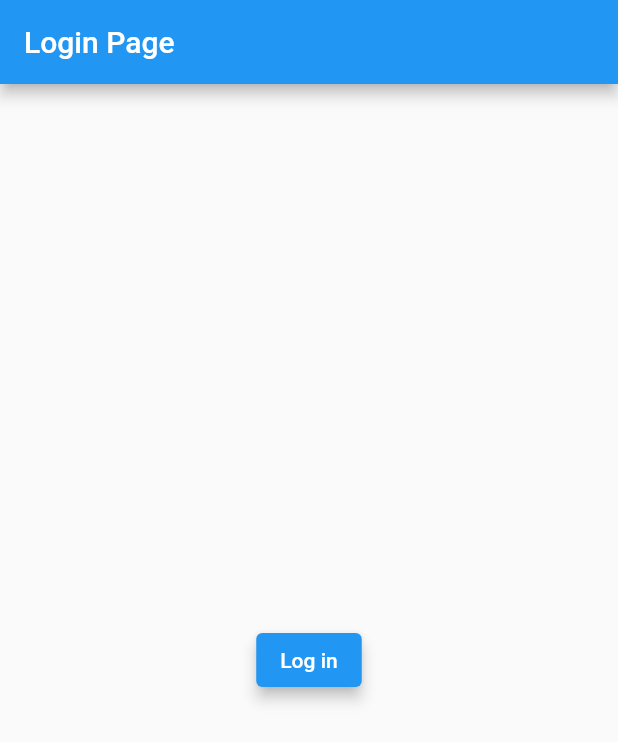
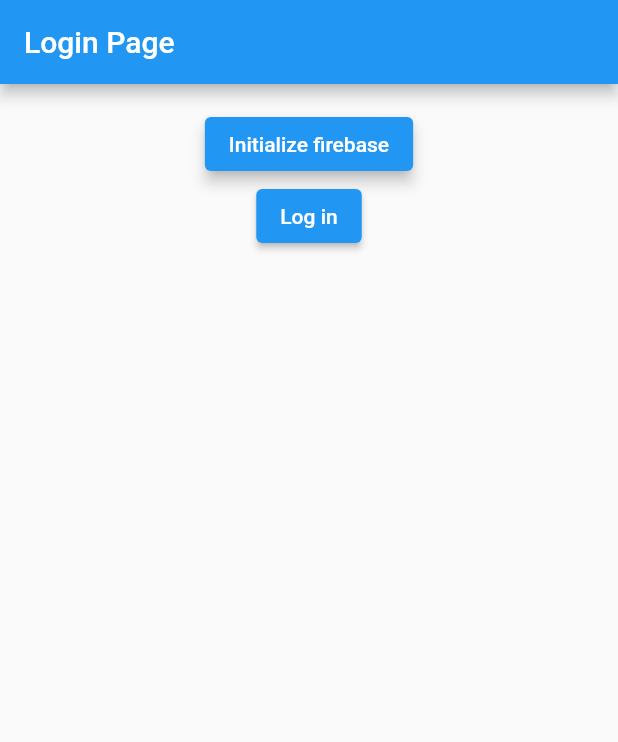
Before and after one commit to helal-uzzaman/survey_app, a Flutter app: the screen it shows after launch, after a tap on "Log in", on a phone screen of 412 x 824 dp. Shown: the top 742 px of the screen. Run offline on Flutter 3.47's test engine with Material 2 defaults, Android fonts, the light colour scheme and no system bars; our stand-ins replace firebase_auth, firebase_core; accounts and stored records are empty; network calls fail.

Commit message:
firebase initialized and worked for android

```diff
--- a/lib/main.dart
+++ b/lib/main.dart
@@ -1,13 +1,42 @@
+import 'package:firebase_auth/firebase_auth.dart';
+import 'package:firebase_core/firebase_core.dart';
 import 'package:flutter/material.dart';
-
+import 'dart:async';
 
 void main() {
-  WidgetsFlutterBinding.ensureInitialized();
   runApp(const MyApp());
 }
 
 class MyApp extends StatelessWidget {
   const MyApp({Key? key}) : super(key: key);
+
+  void init() async {
+    var result = await Firebase.initializeApp();
+    print(result);
+  }
+
+  Future<UserCredential> signIn(
+    String email,
+    String password,
+  )
+  // void Function(FirebaseAuthException e) errorCallBack)
+  async {
+    var user = await FirebaseAuth.instance
+        .signInWithEmailAndPassword(email: email, password: password);
+
+    return user;
+  }
+  Future<UserCredential> register(
+    String email,
+    String password,
+  )
+  // void Function(FirebaseAuthException e) errorCallBack)
+  async {
+    var user = await FirebaseAuth.instance
+        .createUserWithEmailAndPassword(email: email, password: password);
+
+    return user;
+  }
 
   @override
   Widget build(BuildContext context) {
@@ -19,13 +48,23 @@ class MyApp extends StatelessWidget {
         ),
         body: Center(
           child: Padding(
-            padding: EdgeInsets.all(16),
-            child: ElevatedButton(
-              child: const Text("Log in"),
-              onPressed: () => {},
-              autofocus: true,
-            ),
-          ),
+              padding: EdgeInsets.all(16),
+              child: Column(
+                children: [
+                  ElevatedButton(
+                    child: const Text("Initialize firebase"),
+                    onPressed: () => {init()},
+                    autofocus: true,
+                  ),
+                  ElevatedButton(
+                    child: const Text("Log in"),
+                    onPressed: () => {
+                      register("helal@gmail.com", "helal@1234"),
+                    },
+                    autofocus: true,
+                  ),
+                ],
+              )),
         ),
       ),
     );
```
